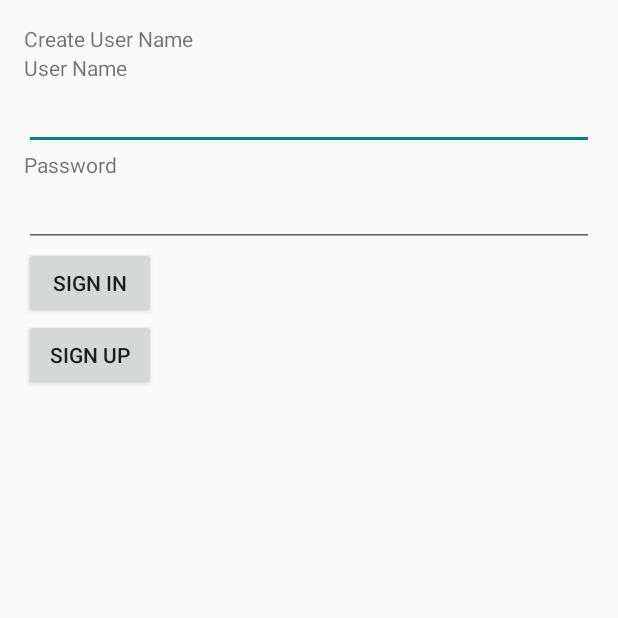
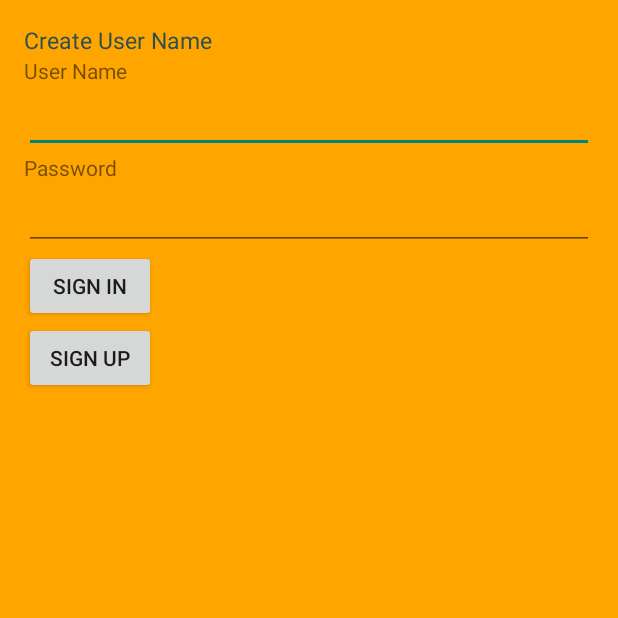
Before and after one commit to rahulsabnis/MasterKey, an Android app: the AddUserAccount screen opened directly, with no data from a screen before it, on a phone screen of 412 x 824 dp, the top half of it. Run offline under Robolectric (Android 15) with nearby library versions, the phone set to English and light mode, and no system bars.

Commit message:
Orange background in sign-in

```diff
--- a/masterKey/src/main/res/layout/activity_add__user__account.xml
+++ b/masterKey/src/main/res/layout/activity_add__user__account.xml
@@ -7,12 +7,15 @@
                 android:paddingTop="@dimen/activity_vertical_margin"
                 android:paddingBottom="@dimen/activity_vertical_margin"
                 android:orientation="vertical"
+                android:background="#FFA500"
                 tools:context="com.mistersofcode.masterkey.AddUserAccount">
 
     <TextView
             android:text="@string/sign_up"
             android:layout_width="wrap_content"
-            android:layout_height="wrap_content"/>
+            android:layout_height="wrap_content"
+            android:textColor="#2F4F4F"
+            android:textSize="15dp"/>
     <TextView
             android:text="User Name"
             android:layout_width="wrap_content"
```
